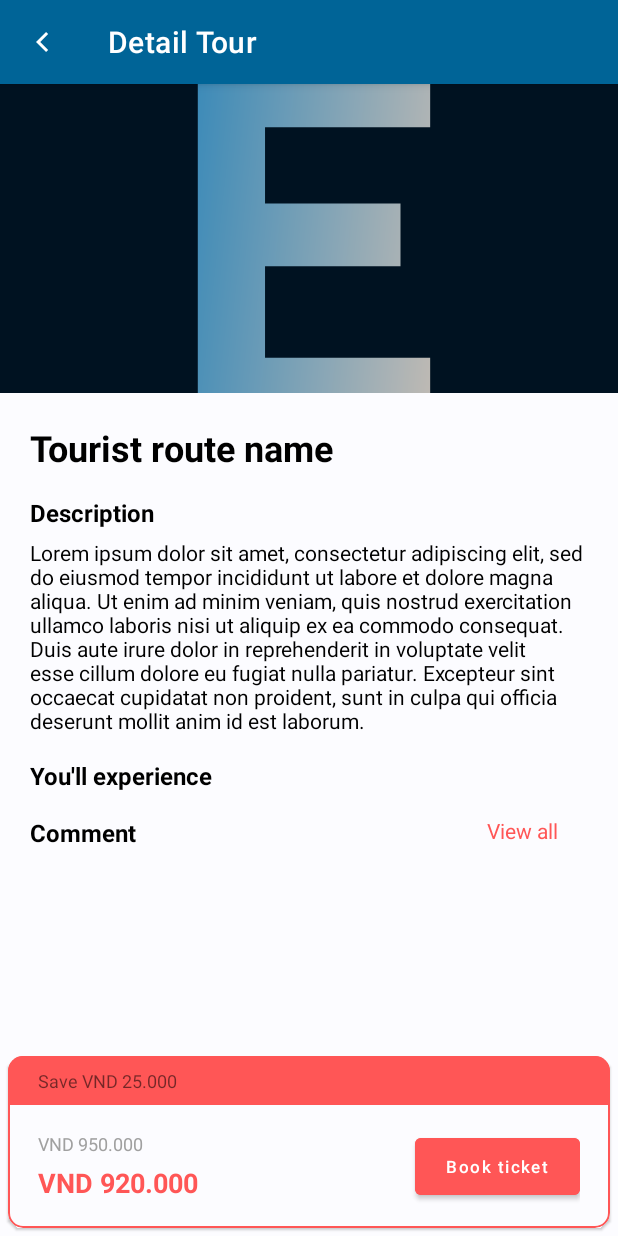
After one commit to hoanghy0112/e-tour-android, an Android app: the layout fragment_detail_tour.xml on its own in the app's theme, with its tools: preview values and no code run, on a phone screen of 412 x 824 dp. The commit adds this screen. Run offline under Robolectric (Android 15) with nearby library versions, the phone set to English and light mode, and no system bars.

Commit message:
feat: Make basic version of tourist route detail screen UI

```diff
--- a/app/src/main/java/com/teamone/e_tour/activities/AuthenticationActivity.java
+++ b/app/src/main/java/com/teamone/e_tour/activities/AuthenticationActivity.java
@@ -55,6 +55,7 @@ public class AuthenticationActivity extends AppCompatActivity {
                         CredentialToken.getInstance(context).setCredential(result.getUserId(), result.getAccessToken(), result.getRefreshToken());
                         startActivity(new Intent(AuthenticationActivity.this, HomeActivity.class));
                         dialog.dismiss();
+                        finish();
                     } else {
                         Gson gson = new GsonBuilder().create();
                         try {
--- a/app/src/main/java/com/teamone/e_tour/adapters/RecommendedRouteListAdapter.java
+++ b/app/src/main/java/com/teamone/e_tour/adapters/RecommendedRouteListAdapter.java
@@ -8,14 +8,19 @@ import android.widget.ImageView;
 import android.widget.TextView;
 
 import androidx.annotation.NonNull;
+import androidx.fragment.app.Fragment;
+import androidx.navigation.fragment.NavHostFragment;
 import androidx.recyclerview.widget.RecyclerView;
 
+import com.google.android.material.card.MaterialCardView;
 import com.teamone.e_tour.R;
 import com.teamone.e_tour.entities.TouristRoute;
+import com.teamone.e_tour.fragments.HomeFragment;
 
 import java.util.ArrayList;
 
 public class RecommendedRouteListAdapter extends RecyclerView.Adapter<RecommendedRouteListAdapter.ViewHolder> {
+    Fragment context;
     private ArrayList<TouristRoute> routeList = new ArrayList<>();
 
     public ArrayList<TouristRoute> getRouteList() {
@@ -27,8 +32,9 @@ public class RecommendedRouteListAdapter extends RecyclerView.Adapter<Recommende
         notifyDataSetChanged();
     }
 
-    public RecommendedRouteListAdapter(ArrayList<TouristRoute> routeList) {
+    public RecommendedRouteListAdapter(ArrayList<TouristRoute> routeList, Fragment context) {
         this.routeList = routeList;
+        this.context = context;
     }
 
     @NonNull
@@ -46,6 +52,12 @@ public class RecommendedRouteListAdapter extends RecyclerView.Adapter<Recommende
         holder.name.setText(route.getName());
         holder.newPrice.setText(route.getReservationFee().toString());
         holder.oldPrice.setText(route.getImages().toString());
+        holder.card.setOnClickListener(new View.OnClickListener() {
+            @Override
+            public void onClick(View v) {
+                NavHostFragment.findNavController(context).navigate(R.id.action_homeFragment_to_detailTourFragment);
+            }
+        });
     }
 
     @Override
@@ -59,6 +71,7 @@ public class RecommendedRouteListAdapter extends RecyclerView.Adapter<Recommende
         TextView oldPrice;
         TextView newPrice;
         ImageView addToFavourite;
+        MaterialCardView card;
 
         public ViewHolder(@NonNull View itemView) {
             super(itemView);
@@ -67,6 +80,7 @@ public class RecommendedRouteListAdapter extends RecyclerView.Adapter<Recommende
             oldPrice = itemView.findViewById(R.id.old_price);
             newPrice = itemView.findViewById(R.id.new_price);
             addToFavourite = itemView.findViewById(R.id.add_favourite_btn);
+            card = itemView.findViewById(R.id.tourist_route_card);
         }
     }
 }
--- /dev/null
+++ b/app/src/main/java/com/teamone/e_tour/fragments/DetailTourFragment.java
@@ -0,0 +1,52 @@
+package com.teamone.e_tour.fragments;
+
+import android.os.Bundle;
+
+import androidx.core.content.ContextCompat;
+import androidx.fragment.app.Fragment;
+import androidx.navigation.fragment.NavHostFragment;
+
+import android.view.LayoutInflater;
+import android.view.View;
+import android.view.ViewGroup;
+import android.view.Window;
+import android.view.WindowManager;
+
+import com.teamone.e_tour.R;
+import com.teamone.e_tour.databinding.FragmentDetailTourBinding;
+
+
+public class DetailTourFragment extends Fragment {
+
+    public DetailTourFragment() {
+        // Required empty public constructor
+    }
+
+
+    @Override
+    public void onCreate(Bundle savedInstanceState) {
+        super.onCreate(savedInstanceState);
+    }
+
+    @Override
+    public View onCreateView(LayoutInflater inflater, ViewGroup container,
+                             Bundle savedInstanceState) {
+        FragmentDetailTourBinding binding = FragmentDetailTourBinding.inflate(inflater, container, false);
+
+        getActivity().findViewById(R.id.bottom_navigation).setVisibility(View.INVISIBLE);
+
+        Window window = getActivity().getWindow();
+        window.clearFlags(WindowManager.LayoutParams.FLAG_TRANSLUCENT_STATUS);
+        window.addFlags(WindowManager.LayoutParams.FLAG_DRAWS_SYSTEM_BAR_BACKGROUNDS);
+        window.setStatusBarColor(ContextCompat.getColor(getActivity() ,R.color.blue));
+
+        binding.topAppBar.setOnClickListener(new View.OnClickListener() {
+            @Override
+            public void onClick(View v) {
+                NavHostFragment.findNavController(DetailTourFragment.this).popBackStack();
+            }
+        });
+
+        return binding.getRoot();
+    }
+}
--- a/app/src/main/java/com/teamone/e_tour/fragments/HomeFragment.java
+++ b/app/src/main/java/com/teamone/e_tour/fragments/HomeFragment.java
@@ -3,6 +3,7 @@ package com.teamone.e_tour.fragments;
 import android.content.Context;
 import android.os.Bundle;
 
+import androidx.core.content.ContextCompat;
 import androidx.fragment.app.Fragment;
 import androidx.lifecycle.Observer;
 import androidx.recyclerview.widget.LinearLayoutManager;
@@ -11,6 +12,8 @@ import androidx.recyclerview.widget.RecyclerView;
 import android.view.LayoutInflater;
 import android.view.View;
 import android.view.ViewGroup;
+import android.view.Window;
+import android.view.WindowManager;
 
 import com.teamone.e_tour.R;
 import com.teamone.e_tour.adapters.RecommendedRouteListAdapter;
@@ -43,7 +46,7 @@ public class HomeFragment extends Fragment {
 
         recommendList = binding.getRoot().findViewById(R.id.recommend_list);
 
-        RecommendedRouteListAdapter adapter = new RecommendedRouteListAdapter(new ArrayList<>());
+        RecommendedRouteListAdapter adapter = new RecommendedRouteListAdapter(new ArrayList<>(), HomeFragment.this);
         recommendList.setAdapter(adapter);
         recommendList.setLayoutManager(new LinearLayoutManager(context, LinearLayoutManager.HORIZONTAL, false));
 
@@ -54,6 +57,12 @@ public class HomeFragment extends Fragment {
             }
         });
 
+
+        Window window = getActivity().getWindow();
+        window.clearFlags(WindowManager.LayoutParams.FLAG_TRANSLUCENT_STATUS);
+        window.addFlags(WindowManager.LayoutParams.FLAG_DRAWS_SYSTEM_BAR_BACKGROUNDS);
+        window.setStatusBarColor(ContextCompat.getColor(getActivity() ,R.color.blue_dark));
+
         return binding.getRoot();
     }
 }
--- /dev/null
+++ b/app/src/main/res/layout/fragment_detail_tour.xml
@@ -0,0 +1,183 @@
+<?xml version="1.0" encoding="utf-8"?>
+<androidx.constraintlayout.widget.ConstraintLayout xmlns:android="http://schemas.android.com/apk/res/android"
+    xmlns:app="http://schemas.android.com/apk/res-auto"
+    xmlns:tools="http://schemas.android.com/tools"
+    android:layout_width="match_parent"
+    android:layout_height="match_parent"
+    android:background="@color/orange_white"
+    android:orientation="vertical"
+    tools:context=".fragments.DetailTourFragment">
+
+    <com.google.android.material.appbar.AppBarLayout
+        android:id="@+id/top_bar"
+        android:layout_width="match_parent"
+        android:layout_height="wrap_content"
+        app:layout_constraintTop_toTopOf="parent">
+
+        <com.google.android.material.appbar.MaterialToolbar
+            android:id="@+id/topAppBar"
+            android:layout_width="match_parent"
+            android:layout_height="?attr/actionBarSize"
+            android:background="@color/blue"
+            app:navigationIcon="@drawable/chevron_left"
+            app:title="Detail Tour"
+            app:titleTextColor="@color/white" />
+
+    </com.google.android.material.appbar.AppBarLayout>
+
+    <ImageView
+        android:id="@+id/image"
+        android:layout_width="match_parent"
+        android:layout_height="0dp"
+        android:scaleType="centerCrop"
+        android:src="@drawable/etourlogo"
+        app:layout_constraintDimensionRatio="H,2:1"
+        app:layout_constraintTop_toBottomOf="@+id/top_bar" />
+
+    <LinearLayout
+        android:layout_width="match_parent"
+        android:layout_height="wrap_content"
+        android:orientation="vertical"
+        android:padding="20dp"
+        app:layout_constraintTop_toBottomOf="@+id/image">
+
+        <TextView
+            android:id="@+id/route_name"
+            android:layout_width="match_parent"
+            android:layout_height="wrap_content"
+            android:text="Tourist route name"
+            android:textColor="@color/black"
+            android:textSize="24sp"
+            android:textStyle="bold" />
+
+        <TextView
+            android:layout_width="match_parent"
+            android:layout_height="wrap_content"
+            android:layout_marginTop="16dp"
+            android:text="@string/description"
+            android:textColor="@color/black"
+            android:textSize="16sp"
+            android:textStyle="bold" />
+
+        <TextView
+            android:id="@+id/description"
+            android:layout_width="match_parent"
+            android:layout_height="wrap_content"
+            android:layout_marginTop="6dp"
+            android:text="Lorem ipsum dolor sit amet, consectetur adipiscing elit, sed do eiusmod tempor incididunt ut labore et dolore magna aliqua. Ut enim ad minim veniam, quis nostrud exercitation ullamco laboris nisi ut aliquip ex ea commodo consequat. Duis aute irure dolor in reprehenderit in voluptate velit esse cillum dolore eu fugiat nulla pariatur. Excepteur sint occaecat cupidatat non proident, sunt in culpa qui officia deserunt mollit anim id est laborum."
+            android:textColor="@color/black" />
+
+
+        <TextView
+            android:layout_width="match_parent"
+            android:layout_height="wrap_content"
+            android:layout_marginTop="16dp"
+            android:text="@string/you_ll_experience"
+            android:textColor="@color/black"
+            android:textSize="16sp"
+            android:textStyle="bold" />
+
+        <ListView
+            android:id="@+id/experience_list"
+            android:layout_width="match_parent"
+            android:layout_height="wrap_content" />
+
+        <RelativeLayout
+            android:layout_width="match_parent"
+            android:layout_height="wrap_content"
+            android:layout_marginTop="16dp"
+            android:paddingRight="20dp">
+
+            <TextView
+                android:layout_width="wrap_content"
+                android:layout_height="wrap_content"
+                android:text="@string/comment"
+                android:textColor="@color/black"
+                android:textSize="16sp"
+                android:textStyle="bold" />
+
+            <TextView
+                android:id="@+id/view_all_btn"
+                android:layout_width="wrap_content"
+                android:layout_height="wrap_content"
+                android:layout_alignParentEnd="true"
+                android:text="@string/view_all"
+                android:textColor="@color/orange" />
+        </RelativeLayout>
+
+        <androidx.recyclerview.widget.RecyclerView
+            android:id="@+id/comment_list"
+            android:layout_width="match_parent"
+            android:layout_height="100dp"
+            android:layout_marginTop="20dp" />
+    </LinearLayout>
+
+    <com.google.android.material.card.MaterialCardView
+        android:layout_width="match_parent"
+        android:layout_height="wrap_content"
+        android:orientation="vertical"
+        app:cardCornerRadius="10dp"
+        app:cardBackgroundColor="@color/orange_white"
+        android:layout_margin="5dp"
+        app:strokeWidth="1dp"
+        app:strokeColor="@color/orange"
+        app:layout_constraintBottom_toBottomOf="parent">
+
+        <LinearLayout
+            android:layout_width="match_parent"
+            android:layout_height="wrap_content"
+            android:orientation="vertical">
+
+            <TextView
+                android:layout_width="match_parent"
+                android:layout_height="wrap_content"
+                android:background="@color/orange"
+                android:paddingHorizontal="20dp"
+                android:paddingVertical="8dp"
+                android:text="Save VND 25.000"
+                android:textSize="12sp" />
+
+            <RelativeLayout
+                android:paddingHorizontal="20dp"
+                android:paddingVertical="16dp"
+                android:layout_width="match_parent"
+                android:layout_height="wrap_content">
+
+                <LinearLayout
+                    android:layout_width="wrap_content"
+                    android:layout_height="50dp"
+                    android:gravity="center_vertical"
+                    android:orientation="vertical">
+
+                    <TextView
+                        android:layout_width="wrap_content"
+                        android:layout_height="wrap_content"
+                        android:textColor="@color/placeholder"
+                        android:textSize="12sp"
+                        android:text="VND 950.000"/>
+
+                    <TextView
+                        android:text="VND 920.000"
+                        android:textSize="18sp"
+                        android:layout_marginTop="5dp"
+                        android:textColor="@color/orange"
+                        android:textStyle="bold"
+                        android:layout_width="wrap_content"
+                        android:layout_height="wrap_content" />
+                </LinearLayout>
+
+                <Button
+                    android:layout_width="110dp"
+                    android:layout_height="50dp"
+                    android:textAllCaps="false"
+                    android:backgroundTint="@color/orange"
+                    android:layout_alignParentEnd="true"
+                    android:textSize="11sp"
+                    android:textColor="@color/white"
+                    android:text="@string/book_ticket" />
+            </RelativeLayout>
+        </LinearLayout>
+
+    </com.google.android.material.card.MaterialCardView>
+
+</androidx.constraintlayout.widget.ConstraintLayout>
--- a/app/src/main/res/layout/fragment_tour_preview_card.xml
+++ b/app/src/main/res/layout/fragment_tour_preview_card.xml
@@ -8,6 +8,7 @@
     tools:context=".fragments.TourPreviewCard">
 
     <com.google.android.material.card.MaterialCardView
+        android:id="@+id/tourist_route_card"
         android:layout_width="match_parent"
         android:layout_height="match_parent"
         app:cardBackgroundColor="@color/white"
--- a/app/src/main/res/navigation/nav_home.xml
+++ b/app/src/main/res/navigation/nav_home.xml
@@ -9,5 +9,14 @@
         android:id="@+id/homeFragment"
         android:name="com.teamone.e_tour.fragments.HomeFragment"
         android:label="fragment_home"
-        tools:layout="@layout/fragment_home" />
+        tools:layout="@layout/fragment_home" >
+        <action
+            android:id="@+id/action_homeFragment_to_detailTourFragment"
+            app:destination="@id/detailTourFragment" />
+    </fragment>
+    <fragment
+        android:id="@+id/detailTourFragment"
+        android:name="com.teamone.e_tour.fragments.DetailTourFragment"
+        android:label="fragment_detail_tour"
+        tools:layout="@layout/fragment_detail_tour" />
 </navigation>
--- a/app/src/main/res/values/colors.xml
+++ b/app/src/main/res/values/colors.xml
@@ -15,4 +15,5 @@
     <color name="placeholder">#A0A0A0</color>
     <color name="yellow">#FFCD29</color>
     <color name="orange_white">#FCFCFF</color>
+    <color name="orange">#FF5656</color>
 </resources>
--- a/app/src/main/res/values/strings.xml
+++ b/app/src/main/res/values/strings.xml
@@ -47,4 +47,9 @@
     <string name="saved">Saved</string>
     <string name="discover_new_experiences">Discover new experiences</string>
     <string name="for_you">For you</string>
+    <string name="description">Description</string>
+    <string name="you_ll_experience">You\'ll experience</string>
+    <string name="comment">Comment</string>
+    <string name="view_all">View all</string>
+    <string name="book_ticket">Book ticket</string>
 </resources>
```
